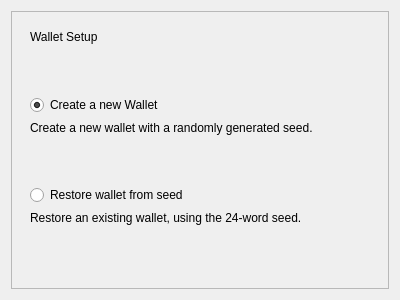
The window that src/qt/forms/newwallet.ui (PirateNetwork/pirate) describes before a commit, drawn with Qt 5.
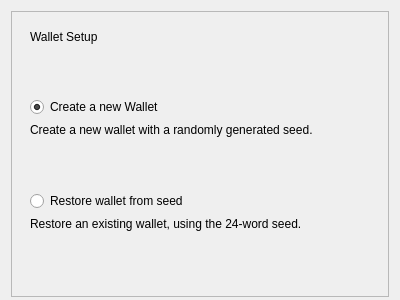
The same window after the commit.

```diff
--- a/src/qt/forms/newwallet.ui
+++ b/src/qt/forms/newwallet.ui
@@ -20,6 +20,9 @@
    <string>Form</string>
   </property>
   <layout class="QVBoxLayout" name="verticalLayout_3">
+   <property name="bottomMargin">
+    <number>3</number>
+   </property>
    <item>
     <widget class="QFrame" name="outerFrame">
      <property name="frameShape">
```
